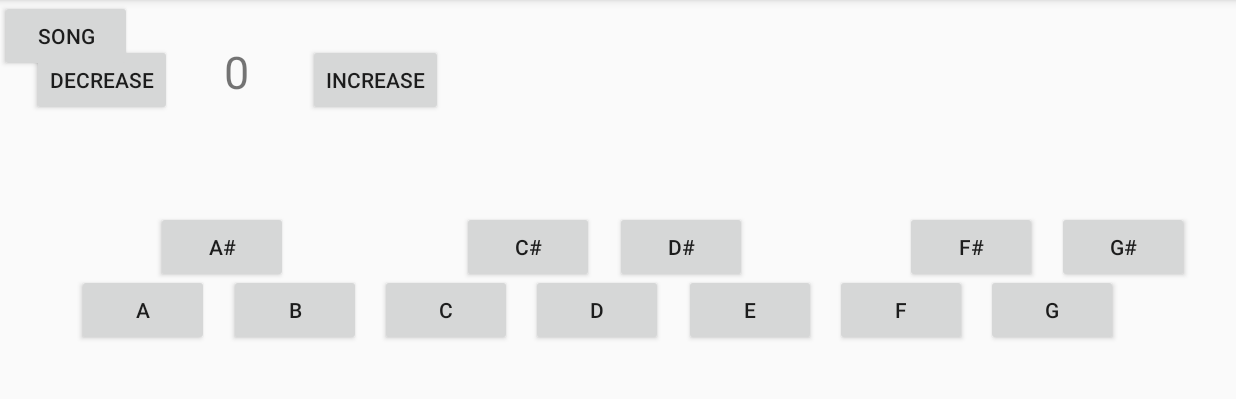
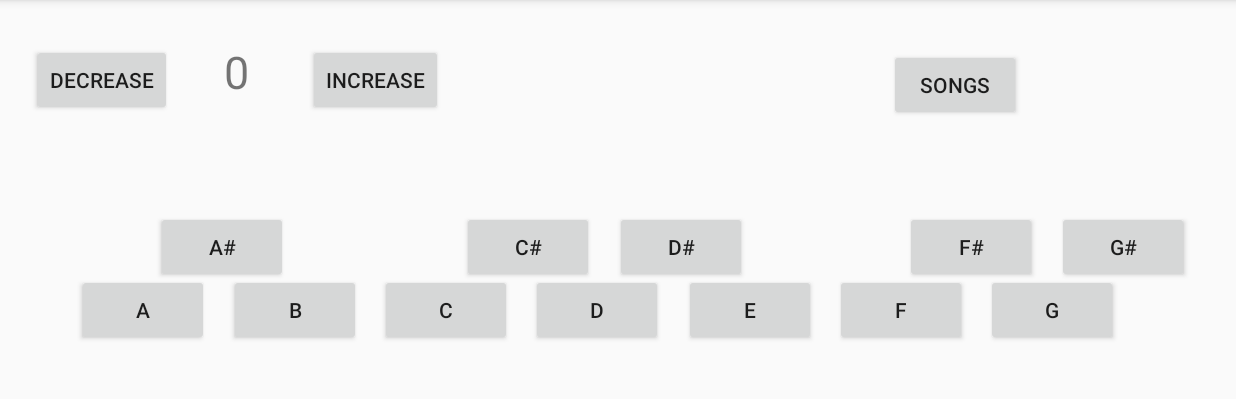
Before and after one commit to JamesDSource/Keyboard, an Android app: the screen it shows after launch (SoundBoardActivity), on a phone screen of 824 x 412 dp (held sideways), the part 72-471 px from its top. Run offline under Robolectric (Android 15) with nearby library versions, the phone set to English and light mode, and no system bars.

Commit message:
we got therapy

```diff
--- a/app/src/main/res/layout/activity_main.xml
+++ b/app/src/main/res/layout/activity_main.xml
@@ -247,10 +247,18 @@
         app:layout_constraintVertical_bias="0.072" />
 
     <Button
-        android:id="@+id/bSong"
+        android:id="@+id/bSongs"
         android:layout_width="wrap_content"
         android:layout_height="wrap_content"
-        android:text="song"
-        tools:layout_editor_absoluteX="615dp"
-        tools:layout_editor_absoluteY="33dp" />
+        android:layout_marginStart="96dp"
+        android:layout_marginTop="32dp"
+        android:layout_marginEnd="8dp"
+        android:layout_marginBottom="8dp"
+        android:text="Songs"
+        app:layout_constraintBottom_toTopOf="@+id/bF_sharp"
+        app:layout_constraintEnd_toEndOf="parent"
+        app:layout_constraintHorizontal_bias="0.598"
+        app:layout_constraintStart_toEndOf="@+id/bIncrease_rate"
+        app:layout_constraintTop_toTopOf="parent"
+        app:layout_constraintVertical_bias="0.013" />
 </androidx.constraintlayout.widget.ConstraintLayout>
```
Also changed, not shown: app/src/main/java/com/example/keyboard/SoundBoardActivity.java (+82 -45 lines).
